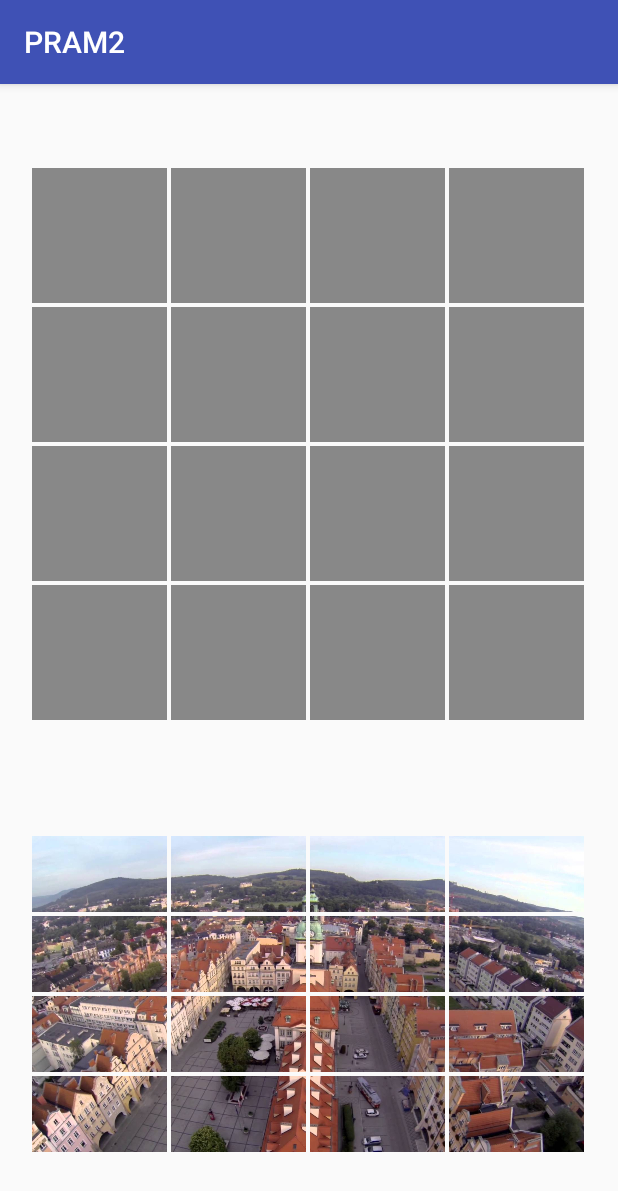
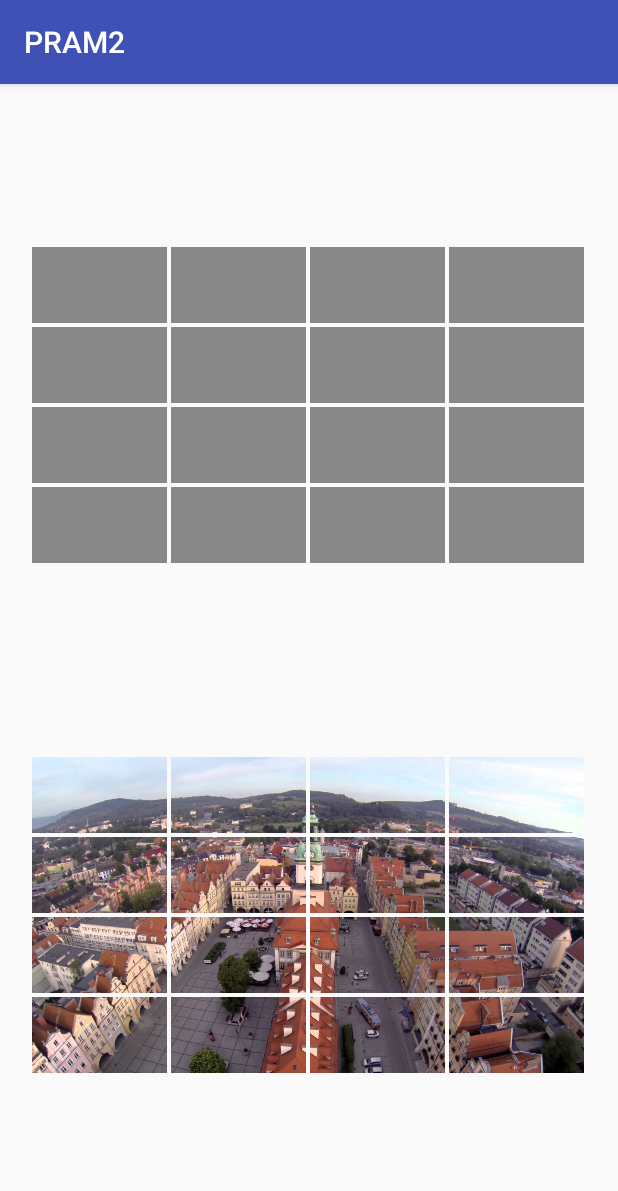
Before and after one commit to drugs-4-3/AndroidPuzzle, an Android app: the screen it shows after launch (PuzzleActivity), after a tap on "LET'S PLAY!", on a phone screen of 412 x 824 dp. Shown: the top 1191 px of the screen. Run offline under Robolectric (Android 15) with nearby library versions, the phone set to English and light mode, and no system bars.

Commit message:
fixed problem with size difference between destination and source grid

```diff
--- a/app/src/main/java/com/example/michal/pram2/DestinationImageAdapter.kt
+++ b/app/src/main/java/com/example/michal/pram2/DestinationImageAdapter.kt
@@ -47,12 +47,15 @@ class DestinationImageAdapter(
     fun getEmptyView(position: Int): ImageView {
         val imageView: ImageView = ImageView(mContext)
 
+        val width = imgArr[0].width
+        val height = imgArr[0].height
+
         imageView.apply() {
             adjustViewBounds = true
             scaleType = ImageView.ScaleType.FIT_CENTER
             setPadding(2,2,2,2)
 
-            val bitmap: Bitmap = Bitmap.createBitmap(300, 300, Bitmap.Config.ARGB_8888)
+            val bitmap: Bitmap = Bitmap.createBitmap(width, height, Bitmap.Config.ARGB_8888)
             bitmap.eraseColor(Color.GRAY)
             setImageBitmap(bitmap)
 
```
